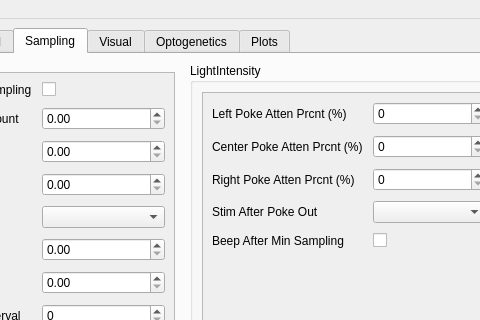
Before: the Qt Designer form mouse2afc/task_parameters.ui in ckarageorgkaneen/mouse2afc, drawn with Qt 5; both pictures show x 153 to 633 and y 0 to 320 of the 1004 by 674 pixel window.
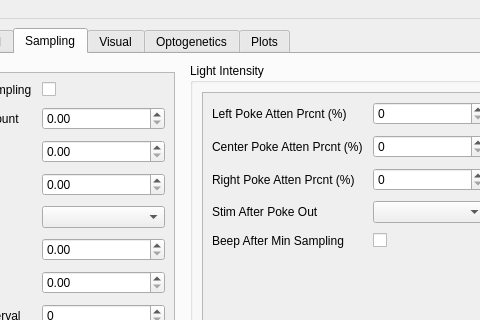
After: the same form once the commit is applied. The open tabs and pages were chosen to show the change.

What changed in the file:
```diff
--- a/mouse2afc/task_parameters.ui
+++ b/mouse2afc/task_parameters.ui
@@ -1014,7 +1014,7 @@
         <item row="0" column="1" rowspan="3">
          <widget class="QGroupBox" name="lightIntensityBox">
           <property name="title">
-           <string>LightIntensity</string>
+           <string>Light Intensity</string>
           </property>
           <layout class="QGridLayout" name="gridLayout_21">
            <item row="0" column="0">
```
Left out of the diff: 2 changed lines with no effect on the pictures.
